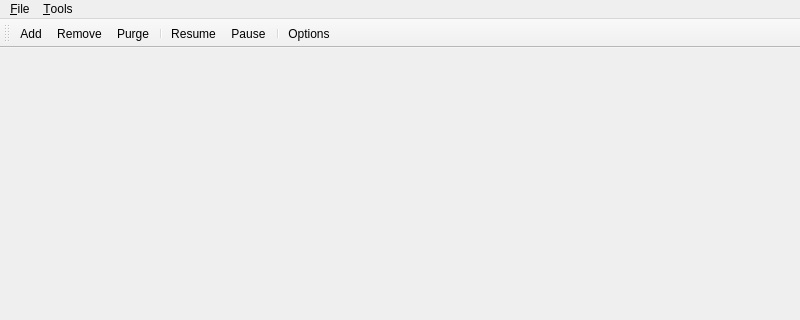
This is src/mainwindow.ui in karoyqiu/qaria as Qt 5 draws it before an edit; both pictures show x 0 to 800 and y 0 to 320 of the 800 by 500 pixel window. The edited form follows.
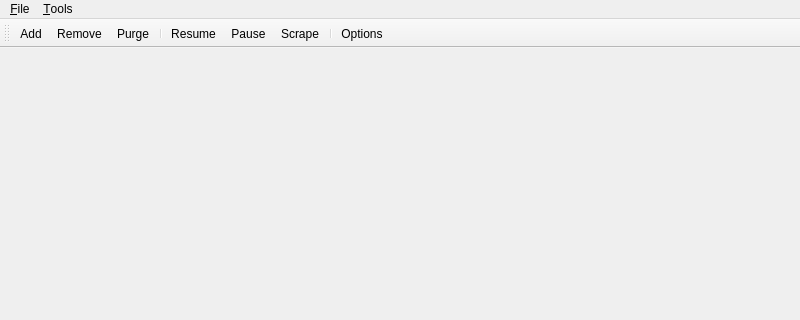
This is the edited form. Icons and pictures are not drawn. Custom widgets are drawn as their Qt base class.

The edit to the form file:
```diff
--- a/src/mainwindow.ui
+++ b/src/mainwindow.ui
@@ -219,6 +219,7 @@
    <addaction name="separator"/>
    <addaction name="actionResume"/>
    <addaction name="actionPause"/>
+   <addaction name="actionScrape"/>
    <addaction name="separator"/>
    <addaction name="actionOptions"/>
   </widget>
@@ -297,6 +298,15 @@
     <string>Pur&amp;ge</string>
    </property>
   </action>
+  <action name="actionScrape">
+   <property name="icon">
+    <iconset resource="icons/icons.qrc">
+     <normaloff>:/icons/help-about.svg</normaloff>:/icons/help-about.svg</iconset>
+   </property>
+   <property name="text">
+    <string>Scrape...</string>
+   </property>
+  </action>
  </widget>
  <customwidgets>
   <customwidget>
```
